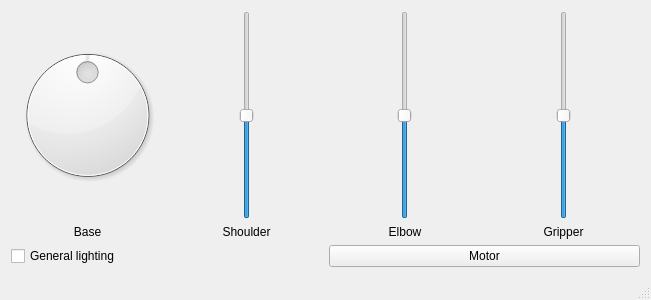
Old version of the form mainwindow.ui in the repository matiasdelellis/ArmDesktop.
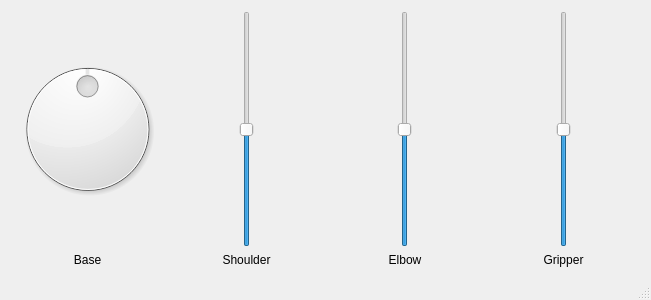
New version of the form. Icons and pictures are not drawn.

```diff
--- a/mainwindow.ui
+++ b/mainwindow.ui
@@ -130,27 +130,6 @@
       </item>
      </layout>
     </item>
-    <item row="2" column="1">
-     <layout class="QHBoxLayout" name="horizontalLayout">
-      <property name="sizeConstraint">
-       <enum>QLayout::SetMinimumSize</enum>
-      </property>
-      <item>
-       <widget class="QCheckBox" name="checkLighting">
-        <property name="text">
-         <string>General lighting</string>
-        </property>
-       </widget>
-      </item>
-      <item>
-       <widget class="QPushButton" name="pushMotor">
-        <property name="text">
-         <string>Motor</string>
-        </property>
-       </widget>
-      </item>
-     </layout>
-    </item>
    </layout>
   </widget>
   <widget class="QStatusBar" name="statusBar"/>
```
Left out of the diff: 8 changed lines with no effect on the pictures.
